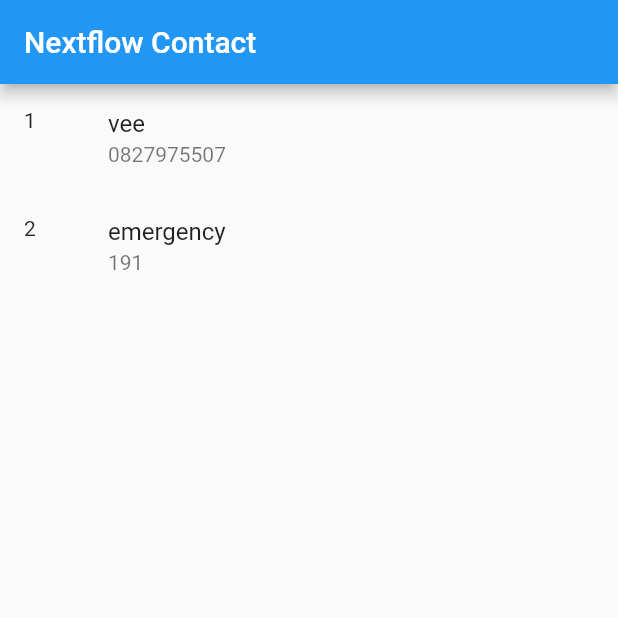
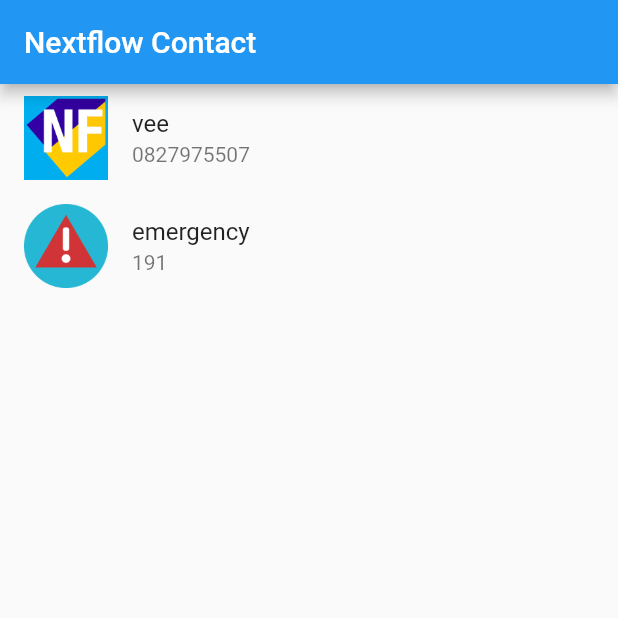
Before and after one commit to VeepCream/learnFluter, a Flutter app: the screen it shows after launch, on a phone screen of 412 x 824 dp, the top half of it. Run offline on Flutter 3.47's test engine with Material 2 defaults, Android fonts, the phone set to English and light mode, and no system bars.

```diff
--- a/lib/contact.dart
+++ b/lib/contact.dart
@@ -1,5 +1,6 @@
 class Contact {
   String name;
   String phoneNumber;
-  Contact(this.name, this.phoneNumber);
+  String imageSource;
+  Contact(this.name, this.phoneNumber, this.imageSource);
 }
--- a/lib/main.dart
+++ b/lib/main.dart
@@ -28,8 +28,8 @@ class _MyHomePageState extends State<MyHomePage> {
   @override
   Widget build(BuildContext context) {
     List<Contact> contactList = [
-      Contact("vee", "0827975507"),
-      Contact("emergency", "191")
+      Contact("vee", "0827975507", 'assets/images/nextflow.png'),
+      Contact("emergency", "191", 'assets/images/error.png')
     ];
     return Scaffold(
         appBar: AppBar(
@@ -40,7 +40,7 @@ class _MyHomePageState extends State<MyHomePage> {
           itemBuilder: (BuildContext context, int index) {
             Contact contact = contactList[index];
             return ListTile(
-              leading: Text('${index + 1}'),
+              leading: Image.asset(contact.imageSource),
               title: Text(contact.name),
               subtitle: Text(contact.phoneNumber),
             );
```
